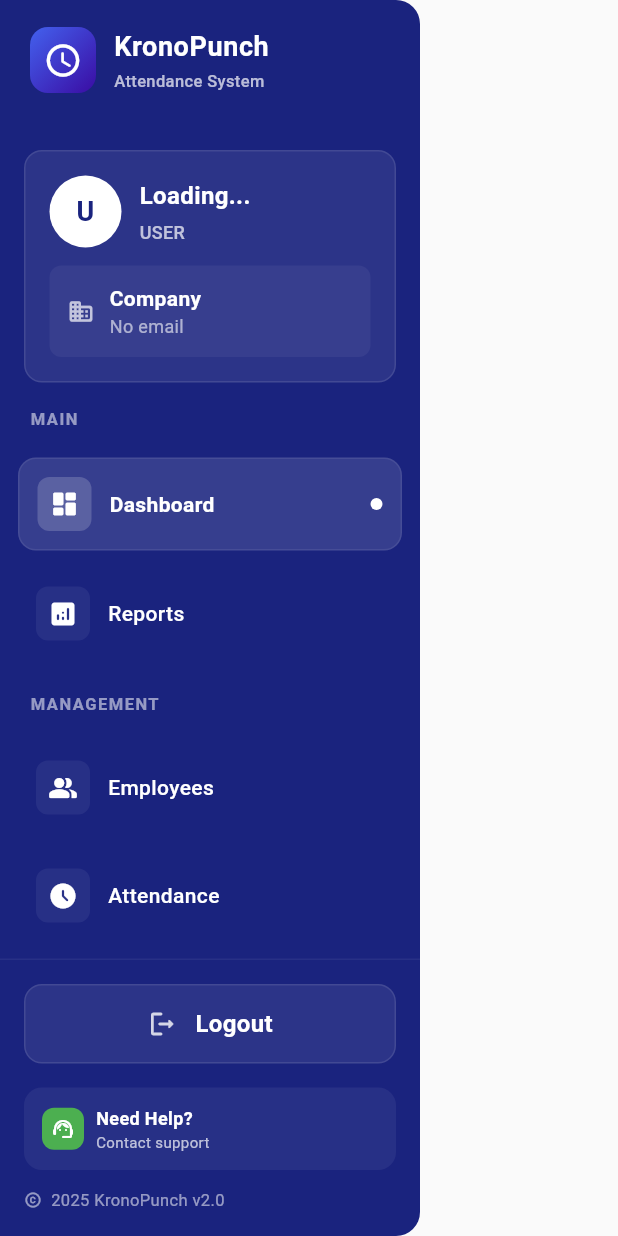
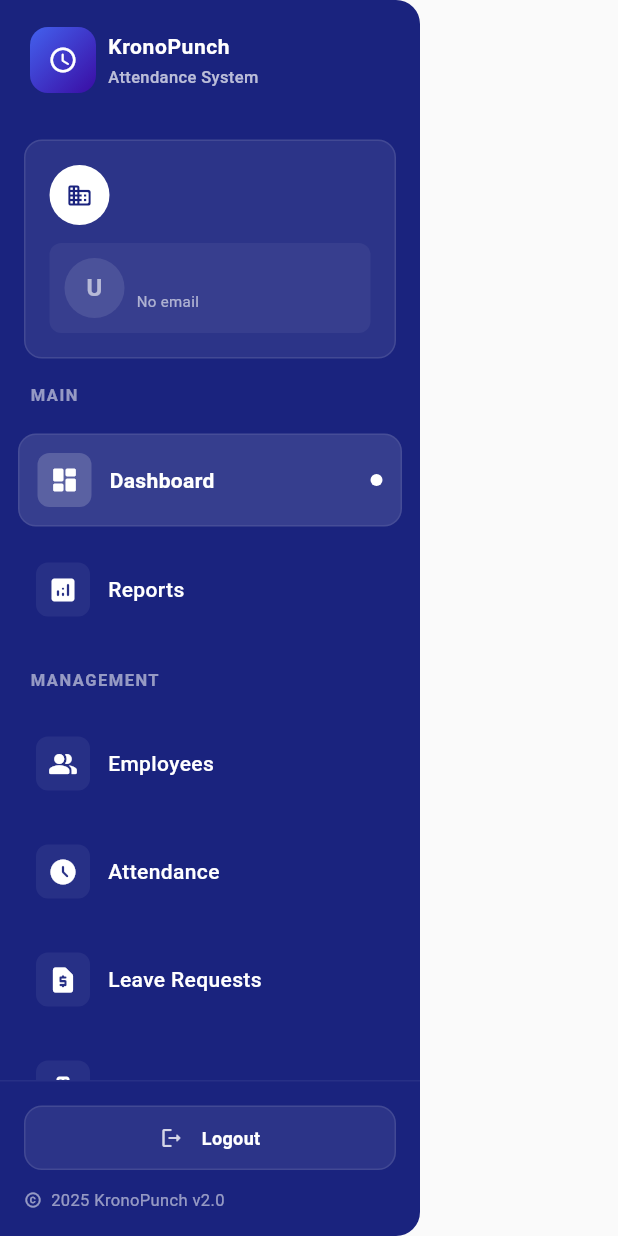
Before and after one commit to muhammadRiyazz/kronopunch_admin, a Flutter app: the MobileDrawer widget shown alone on an empty page, opened directly with empty values, on a phone screen of 412 x 824 dp. Run offline on Flutter 3.47's test engine with Material 3 defaults, Android fonts, the phone set to English and light mode, and no system bars; our stand-ins replace cloud_firestore, firebase_auth, firebase_core, firebase_storage, image_picker, shared_preferences and 1 more; accounts and stored records are empty.

Commit message:
for store doned

```diff
--- a/lib/pages/dashboard/layout/mobile_drawer.dart
+++ b/lib/pages/dashboard/layout/mobile_drawer.dart
@@ -30,16 +30,17 @@ final  Company company;
         children: [
           // Logo Section
           _buildLogoSection(),
-          const SizedBox(height: 12),
+          const SizedBox(height: 5),
 
           // User Info Section
-          _buildUserInfoSection(),
 
           // Menu Items
           Expanded(
             child: SingleChildScrollView(
               child: Column(
                 children: [
+                            _buildUserInfoSection(company),
+
                   _buildMenuSection('MAIN'),
                   const SizedBox(height: 8),
                   _buildMenuSection('MANAGEMENT'),
@@ -76,17 +77,17 @@ final  Company company;
             child: const Icon(
               Icons.schedule_rounded,
               color: Colors.white,
-              size: 26,
+              size: 20,
             ),
           ),
-          const SizedBox(width: 12),
+          const SizedBox(width: 8),
           const Column(
             crossAxisAlignment: CrossAxisAlignment.start,
             children: [
               Text(
                 'KronoPunch',
                 style: TextStyle(
-                  fontSize: 18,
+                  fontSize: 14,
                   color: Colors.white,
                   fontWeight: FontWeight.w700,
                   letterSpacing: 0.4,
@@ -108,7 +109,9 @@ final  Company company;
     );
   }
 
-  Widget _buildUserInfoSection() {
+  Widget _buildUserInfoSection(Company company) {
+
+
     return Container(
       margin: const EdgeInsets.symmetric(horizontal: 16, vertical: 8),
       padding: const EdgeInsets.all(16),
@@ -124,21 +127,19 @@ final  Company company;
           Row(
             children: [
               CircleAvatar(
-                radius: 24,
+                radius: 20,
                 backgroundColor: Colors.white,
                 child: loading
                     ? const CircularProgressIndicator(
                         color: Color(0xFF1A237E),
                         strokeWidth: 2,
                       )
-                    : Text(
-                        userData['name']?.substring(0, 1).toUpperCase() ?? 'U',
-                        style: const TextStyle(
-                          color: Color(0xFF1A237E),
-                          fontSize: 18,
-                          fontWeight: FontWeight.bold,
-                        ),
-                      ),
+                    :
+                      Icon(
+                  Icons.business_rounded,
+                        color: Color(0xFF1A237E),
+                  size: 18,
+                ),
               ),
               const SizedBox(width: 12),
               Expanded(
@@ -146,21 +147,24 @@ final  Company company;
                   crossAxisAlignment: CrossAxisAlignment.start,
                   children: [
                     Text(
-                      userData['name'] ?? 'Loading...',
+                      company.companyName,
+                      // userData['name'] ?? 'Loading...',
                       style: const TextStyle(
                         color: Colors.white,
-                        fontSize: 16,
+                        fontSize: 14,
                         fontWeight: FontWeight.w600,
                       ),
                       maxLines: 1,
                       overflow: TextOverflow.ellipsis,
                     ),
-                    const SizedBox(height: 4),
+                    const SizedBox(height: 2),
                     Text(
-                      userData['role']?.toUpperCase() ?? 'USER',
+                                            company.district,
+
+                      // userData['role']?.toUpperCase() ?? 'USER',
                       style: TextStyle(
                         color: Colors.white.withOpacity(0.7),
-                        fontSize: 12,
+                        fontSize: 11,
                         fontWeight: FontWeight.w500,
                       ),
                     ),
@@ -173,28 +177,39 @@ final  Company company;
 
           // Company Info
           Container(
-            padding: const EdgeInsets.all(12),
+            padding: const EdgeInsets.all(10),
             decoration: BoxDecoration(
               color: Colors.white.withOpacity(0.05),
               borderRadius: BorderRadius.circular(8),
             ),
             child: Row(
               children: [
-                Icon(
-                  Icons.business_rounded,
-                  color: Colors.white.withOpacity(0.7),
-                  size: 18,
-                ),
-                const SizedBox(width: 10),
+                // Icon(
+                //   Icons.business_rounded,
+                //   color: Colors.white.withOpacity(0.7),
+                //   size: 16,
+                // ),
+                 CircleAvatar(
+                  backgroundColor: Colors.white.withOpacity(0.1),
+                   child: Text(
+                          userData['name']?.substring(0, 1).toUpperCase() ?? 'U',
+                          style:  TextStyle(
+                    color: Colors.white.withOpacity(0.6),
+                            fontSize: 16,
+                            fontWeight: FontWeight.bold,
+                          ),
+                        ),
+                 ),
+                const SizedBox(width: 8),
                 Expanded(
                   child: Column(
                     crossAxisAlignment: CrossAxisAlignment.start,
                     children: [
                       Text(
-                        userData['companyCode'] ?? 'Company',
+                        userData['name']??'',
                         style: const TextStyle(
                           color: Colors.white,
-                          fontSize: 14,
+                          fontSize: 12,
                           fontWeight: FontWeight.w600,
                         ),
                       ),
@@ -202,7 +217,7 @@ final  Company company;
                         userData['email'] ?? 'No email',
                         style: TextStyle(
                           color: Colors.white.withOpacity(0.6),
-                          fontSize: 12,
+                          fontSize: 10,
                         ),
                         maxLines: 1,
                         overflow: TextOverflow.ellipsis,
@@ -329,7 +344,7 @@ final  Company company;
               borderRadius: BorderRadius.circular(12),
               child: Container(
                 width: double.infinity,
-                padding: const EdgeInsets.symmetric(vertical: 14, horizontal: 16),
+                padding: const EdgeInsets.symmetric(vertical: 12, horizontal: 12),
                 decoration: BoxDecoration(
                   color: Colors.white.withOpacity(0.08),
                   borderRadius: BorderRadius.circular(12),
@@ -341,14 +356,14 @@ final  Company company;
                     Icon(
                       Icons.logout_rounded,
                       color: Colors.white.withOpacity(0.8),
-                      size: 20,
+                      size: 16,
                     ),
                     const SizedBox(width: 12),
                     const Text(
                       'Logout',
                       style: TextStyle(
                         color: Colors.white,
-                        fontSize: 16,
+                        fontSize: 12,
                         fontWeight: FontWeight.w600,
                       ),
                     ),
@@ -358,54 +373,7 @@ final  Company company;
             ),
           ),
 
-          const SizedBox(height: 16),
 
-          Container(
-            padding: const EdgeInsets.all(12),
-            decoration: BoxDecoration(
-              color: Colors.white.withOpacity(0.06),
-              borderRadius: BorderRadius.circular(12),
-            ),
-            child: Row(
-              children: [
-                Container(
-                  padding: const EdgeInsets.all(6),
-                  decoration: BoxDecoration(
-                    color: Colors.green,
-                    borderRadius: BorderRadius.circular(8),
-                  ),
-                  child: const Icon(
-                    Icons.support_agent_rounded,
-                    color: Colors.white,
-                    size: 16,
-                  ),
-                ),
-                const SizedBox(width: 8),
-                const Expanded(
-                  child: Column(
-                    crossAxisAlignment: CrossAxisAlignment.start,
-                    children: [
-                      Text(
-                        'Need Help?',
-                        style: TextStyle(
-                          color: Colors.white,
-                          fontSize: 12,
-                          fontWeight: FontWeight.w600,
-                        ),
-                      ),
-                      Text(
-                        'Contact support',
-                        style: TextStyle(
-                          color: Colors.white70,
-                          fontSize: 10,
-                        ),
-                      ),
-                    ],
-                  ),
-                ),
-              ],
-            ),
-          ),
           const SizedBox(height: 12),
           Row(
             children: [
```
Also changed, not shown: lib/pages/dashboard/layout/side_menu.dart (+36 -18 lines), lib/services/firebase_emp_services.dart (+3 -47 lines).
